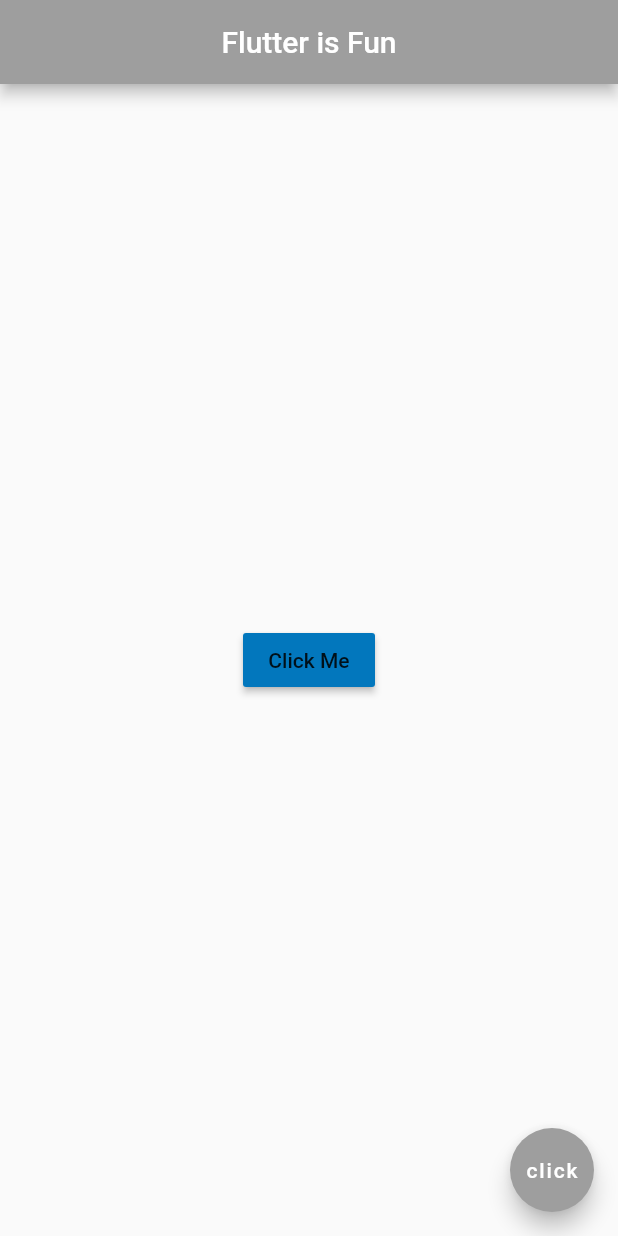
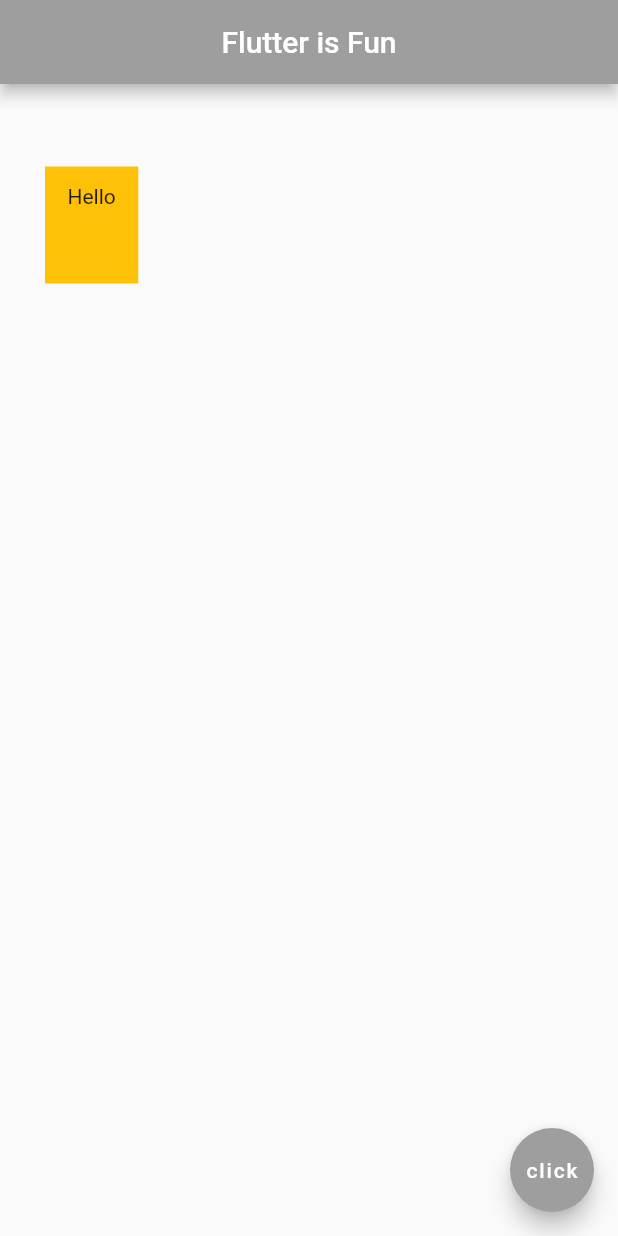
Before and after one commit to Alfariziarmand/fluttercourse, a Flutter app: the screen it shows after launch, on a phone screen of 412 x 824 dp. Run offline on Flutter 3.47's test engine with Material 2 defaults, Android fonts, the phone set to English and light mode, and no system bars.

Commit message:
end 26 march

```diff
--- a/lib/main.dart
+++ b/lib/main.dart
@@ -14,13 +14,18 @@ class Home extends StatelessWidget {
         centerTitle: true,
         backgroundColor: Colors.grey[500],
       ),
-      body: Center(
-        child: RaisedButton(
-          onPressed: (){
-            print(1+2);
-          },
-          child: Text('Click Me'),
-          color: Colors.lightBlue[800],
+      body: Container(
+//        padding: EdgeInsets.symmetric(vertical: 30.0, horizontal: 150.0),
+        padding: EdgeInsets.fromLTRB(
+          15.0, 12.0, 15.0, 50.0
+        ),
+        margin: EdgeInsets.symmetric(
+          horizontal: 30.0,
+          vertical: 55.0,
+        ),
+        color: Colors.amber,
+        child: Text(
+          'Hello'
         )
       ),
       floatingActionButton: FloatingActionButton(
```
